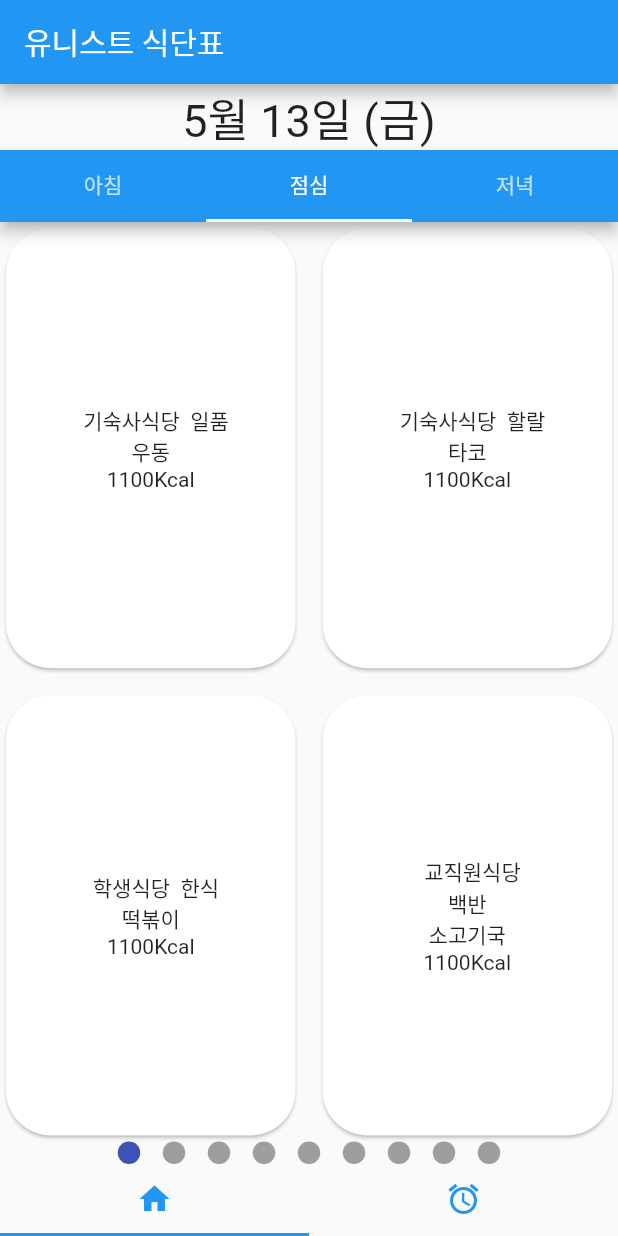
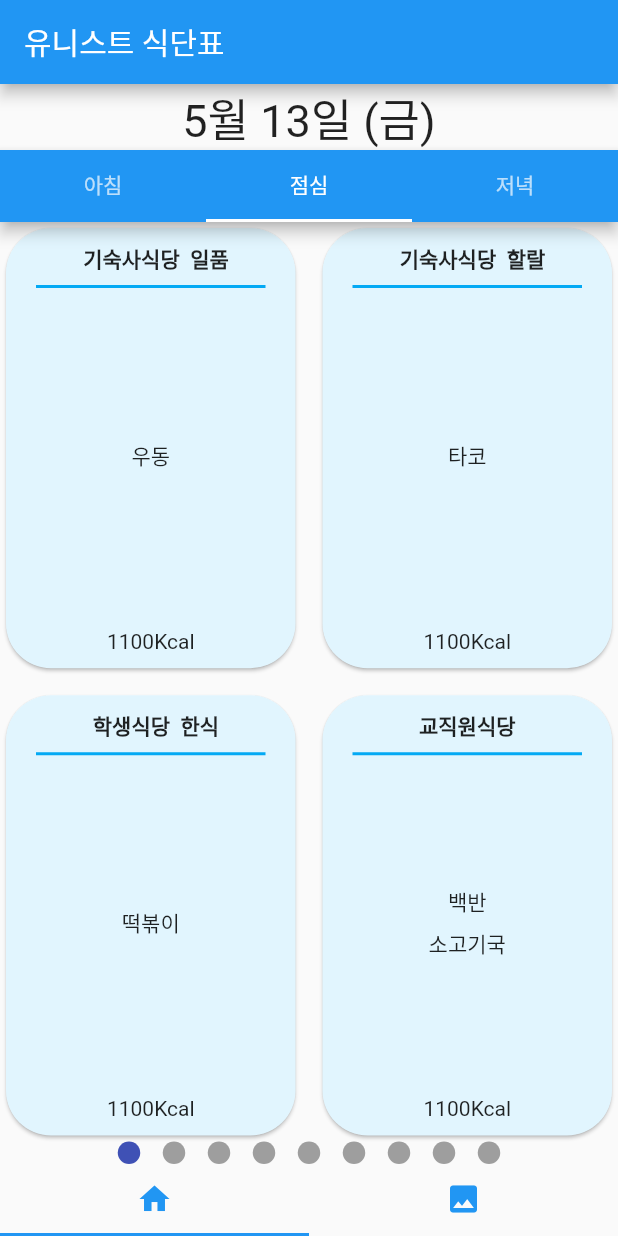
Before and after one commit to mad-unist/UNISTMEAL, a Flutter app: the screen it shows after launch, tab 2 chosen, on a phone screen of 412 x 824 dp. Run offline on Flutter 3.47's test engine with Material 2 defaults, Android fonts, the phone set to English and light mode, and no system bars; drawn by our look-alikes of smooth_page_indicator; our stand-ins replace photo_view, sqflite; accounts and stored records are empty; network calls fail.

Commit message:
스파게티 코드 정리

```diff
--- a/lib/main.dart
+++ b/lib/main.dart
@@ -94,15 +94,17 @@ class _MyHomePageState extends State<MyHomePage> with SingleTickerProviderStateM
   Widget build(BuildContext context) {
     return Scaffold(
         body: TabBarView(
-          children: <Widget>[MealApp(list:mealList), MealPhotoApp(list:[])],
+          physics: NeverScrollableScrollPhysics(),
+          children: <Widget>[MealApp(list:mealList), MealPhotoApp()],
           controller: controller,
         ),
-        bottomNavigationBar: TabBar(tabs: <Tab>[
-          Tab(icon: Icon(Icons.home, color: Colors.blue),) ,
-          Tab(icon: Icon(Icons.alarm, color: Colors.blue),),
-          //Tab(icon: Icon(Icons.search, color: Colors.blue),),
-          //Tab(icon: Icon(Icons.restaurant_menu, color: Colors.blue),)
-        ], controller: controller,
+        bottomNavigationBar: TabBar(
+          tabs: <Tab>[
+            Tab(icon: Icon(Icons.home, color: Colors.blue),) ,
+            Tab(icon: Icon(Icons.image, color: Colors.blue),),
+            //Tab(icon: Icon(Icons.search, color: Colors.blue),),
+            //Tab(icon: Icon(Icons.restaurant_menu, color: Colors.blue),)
+          ], controller: controller,
         )
     );
   }
--- a/lib/sub/firstPage.dart
+++ b/lib/sub/firstPage.dart
@@ -1,3 +1,5 @@
+import 'dart:ui';
+
 import 'package:flutter/material.dart';
 import 'package:flutter/widgets.dart';
 import 'package:intl/date_symbol_data_local.dart';
@@ -21,20 +23,19 @@ class _MealAppState extends State<MealApp> with SingleTickerProviderStateMixin{
   final pagecontroller = PageController();
   final List<Meal>? list;
   _MealAppState(this.list);
-  var day = new DateTime.now();
   void initState() {
     super.initState();
     controller = TabController(length: 3, vsync: this);
+    initializeDateFormatting('ko_KR', null);
+
   }
   @override
   Widget build(BuildContext context) {
-    initializeDateFormatting('ko_KR', null);
-    final children = <Widget>[];
+    var children = <Widget>[];
     for (var i = 0; i < 10; i++) {
       var d = DateTime.now().add(Duration(days: i));
       children.add(exampleTabView(d.month, d.day , DateFormat.E('ko_KR').format(d)));
     }
-
     return Material(
       child: Scaffold(
         appBar: AppBar(
@@ -95,9 +96,9 @@ class _MealAppState extends State<MealApp> with SingleTickerProviderStateMixin{
               body: TabBarView(
                 physics: NeverScrollableScrollPhysics(),
                 children: [
-                  exampleGridview(newlist!.where((data) => data.time == "아침").toList()),
-                  exampleGridview(newlist!.where((data) => data.time == "점심").toList()),
-                  exampleGridview(newlist!.where((data) => data.time == "저녘").toList()),
+                  exampleGridview(newlist?.where((data) => data.time == "아침").toList()),
+                  exampleGridview(newlist?.where((data) => data.time == "점심").toList()),
+                  exampleGridview(newlist?.where((data) => data.time == "저녁").toList()),
                 ],
                 controller: controller,
               ),
@@ -119,12 +120,40 @@ class _MealAppState extends State<MealApp> with SingleTickerProviderStateMixin{
               shape: RoundedRectangleBorder(
                 borderRadius: BorderRadius.circular(30)
               ),
-              child: Column(
-                mainAxisAlignment: MainAxisAlignment.center,
+              color: Colors.lightBlue[50],
+              child:  Stack(
                 children: <Widget>[
-                  Text('  ${glist![position].place!}  ${glist![position].type!}', textAlign: TextAlign.center),
-                  Text(glist![position].content!, textAlign: TextAlign.center),
-                  Text('${glist![position].calorie!}Kcal', textAlign: TextAlign.center),
+                  Container(
+                    child: Align(
+                      alignment: Alignment.topCenter,
+                      child: Column(
+                        children: [
+                          Text('  ${glist?[position].place!}  ${glist?[position].type!}', textAlign: TextAlign.start, style: TextStyle(fontWeight: FontWeight.bold),),
+                          Divider(
+                            thickness: 2,
+                            indent: 20,
+                            endIndent: 20,
+                            color: Colors.lightBlue,
+                          )
+                        ],
+                      ),
+                    ),
+                    padding: EdgeInsets.only(top: 10, bottom: 5,),
+                  ),
+                  Container(
+                    child: Align(
+                      alignment: Alignment.center,
+                      child: Text((glist?[position].content!)!, textAlign: TextAlign.center, style: TextStyle(height: 2,),),
+                    ),
+                    padding: EdgeInsets.only(top: 5,),
+                  ),
+                  Container(
+                    child: Align(
+                      alignment: Alignment.bottomCenter,
+                      child: Text('${glist![position].calorie!}Kcal'),
+                    ),
+                    padding: EdgeInsets.only(bottom: 10,),
+                  ),
                 ],
               ),
             ),
--- a/lib/sub/secondPage.dart
+++ b/lib/sub/secondPage.dart
@@ -3,20 +3,19 @@ import 'package:flutter/widgets.dart';
 import 'package:path/path.dart';
 import 'package:sqflite/sqflite.dart';
 import 'package:unistapp/meal.dart';
+import 'package:photo_view/photo_view.dart';
 
 class MealPhotoApp extends StatefulWidget {
-  final List<Meal>? list;
-  const MealPhotoApp({Key? key, this.list}) : super(key: key);
+  const MealPhotoApp({Key? key, }) : super(key: key);
 
   @override
-  _MealPhotoAppState createState() => _MealPhotoAppState(list);
+  _MealPhotoAppState createState() => _MealPhotoAppState();
 }
 
 
 class _MealPhotoAppState extends State<MealPhotoApp> with SingleTickerProviderStateMixin{
   TabController? controller;
-  final List<Meal>? list;
-  _MealPhotoAppState(this.list);
+  _MealPhotoAppState();
   void initState() {
     super.initState();
     controller = TabController(length: 3, vsync: this);
@@ -53,10 +52,20 @@ class _MealPhotoAppState extends State<MealPhotoApp> with SingleTickerProviderSt
                 toolbarHeight: 0,
               ),
               body: TabBarView(
+                physics: NeverScrollableScrollPhysics(),
                 children: [
-                    FadeInImage.assetNetwork(placeholder: 'assets/images/loading.png', image: 'https://uspace.unist.ac.kr/Storage/Cabinet/Editor/0/1172/1220508162048079110/Content/2022051010070719481fc6-2f7b-4338-85c5-16397461db35.png', fit: BoxFit.contain,),
-                    Image.network('https://uspace.unist.ac.kr/Storage/Cabinet/Editor/0/1172/1220506175135938104/Content/2022050617511408dfb69a-302c-4bcf-89c2-f6161c39e893.jpg', fit: BoxFit.contain,),
-                    Image.network('https://uspace.unist.ac.kr/Storage/Cabinet/Editor/0/1172/1220506112846156088/Content/20220506113523a3c1dba1-353a-4297-af2a-ca12e7783e95.png', fit: BoxFit.contain,),
+                  PhotoView(
+                    imageProvider: NetworkImage('http://uspace.unist.ac.kr/Storage/Cabinet/Editor/0/1172/1220508162048079110/Content/2022051010070719481fc6-2f7b-4338-85c5-16397461db35.png'),
+                    backgroundDecoration: BoxDecoration(color: Colors.transparent),
+                  ),
+                  PhotoView(
+                    imageProvider: NetworkImage('http://uspace.unist.ac.kr/Storage/Cabinet/Editor/0/1172/1220506175135938104/Content/2022050617511408dfb69a-302c-4bcf-89c2-f6161c39e893.jpg'),
+                    backgroundDecoration: BoxDecoration(color: Colors.transparent),
+                  ),
+                  PhotoView(
+                    imageProvider: NetworkImage('http://uspace.unist.ac.kr/Storage/Cabinet/Editor/0/1172/1220506112846156088/Content/20220506113523a3c1dba1-353a-4297-af2a-ca12e7783e95.png'),
+                    backgroundDecoration: BoxDecoration(color: Colors.transparent),
+                  ),
                 ],
                 controller: controller,
               )
--- a/pubspec.yaml
+++ b/pubspec.yaml
@@ -34,6 +34,7 @@ dependencies:
   intl: ^0.17.0
   http: ^0.13.3
   smooth_page_indicator: ^1.0.0+2
+  photo_view: ^0.13.0
 
   # The following adds the Cupertino Icons font to your application.
   # Use with the CupertinoIcons class for iOS style icons.
```
Also changed, not shown: lib/sub/fourthPage.dart (added, +37 -0 lines), lib/sub/thirdPage.dart (added, +38 -0 lines), pubspec.lock.
